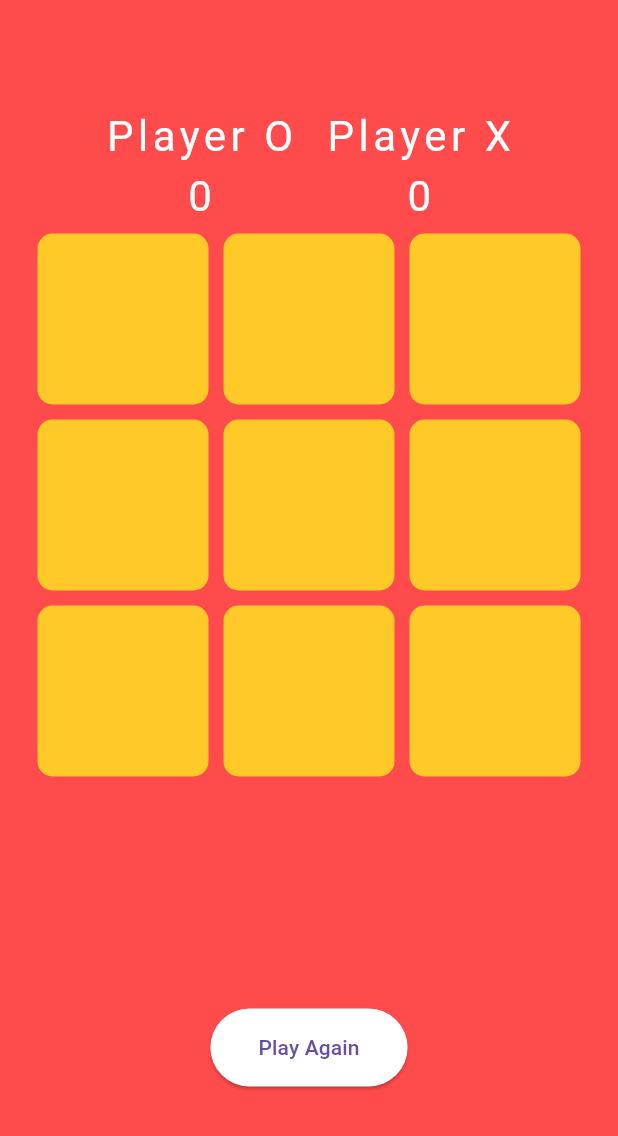
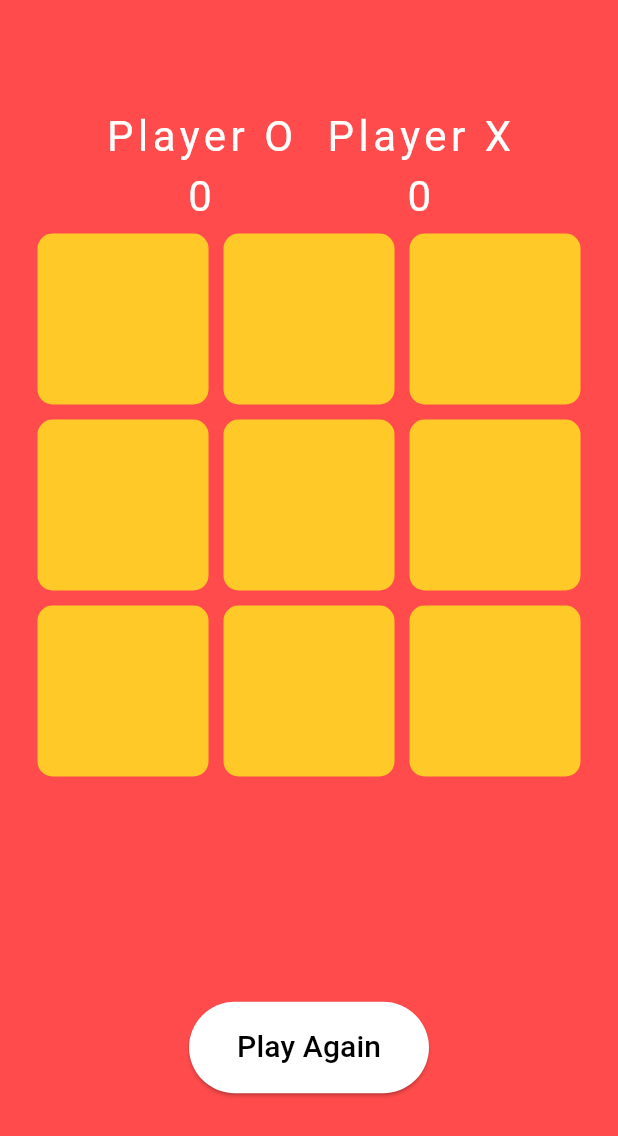
Before and after one commit to codeby-vikrant/Task-4-TicTacToe-Game, a Flutter app: the screen it shows after launch, after a tap on "Play Again", on a phone screen of 412 x 824 dp. Shown: the top 1136 px of the screen. Run offline on Flutter 3.47's test engine with Material 3 defaults, Android fonts, the phone set to English and light mode, and no system bars; our stand-ins replace google_fonts; Roboto replaces fonts that are missing (Coiny).

Commit message:
added the reset functionality

```diff
--- a/lib/screens/game.dart
+++ b/lib/screens/game.dart
@@ -114,12 +114,17 @@ class _GameScreenState extends State<GameScreen> {
                         height: 10.0,
                       ),
                       ElevatedButton(
-                          onPressed: () {},
+                          onPressed: () {
+                            _clearBoard();
+                          },
                           style: ElevatedButton.styleFrom(
                               backgroundColor: tWhiteColor,
                               padding: const EdgeInsets.symmetric(
                                   horizontal: 32, vertical: 16)),
-                          child: const Text("Play Again"))
+                          child: const Text(
+                            "Play Again",
+                            style: TextStyle(fontSize: 20, color: Colors.black),
+                          ))
                     ],
                   ),
                 ),
@@ -231,4 +236,12 @@ class _GameScreenState extends State<GameScreen> {
     }
     winnerFound = true;
   }
+
+  void _clearBoard() {
+    setState(() {
+      for (int i = 0; i < 9; i++) {
+        displayXO[i] = '';
+      }
+    });
+  }
 }
```
